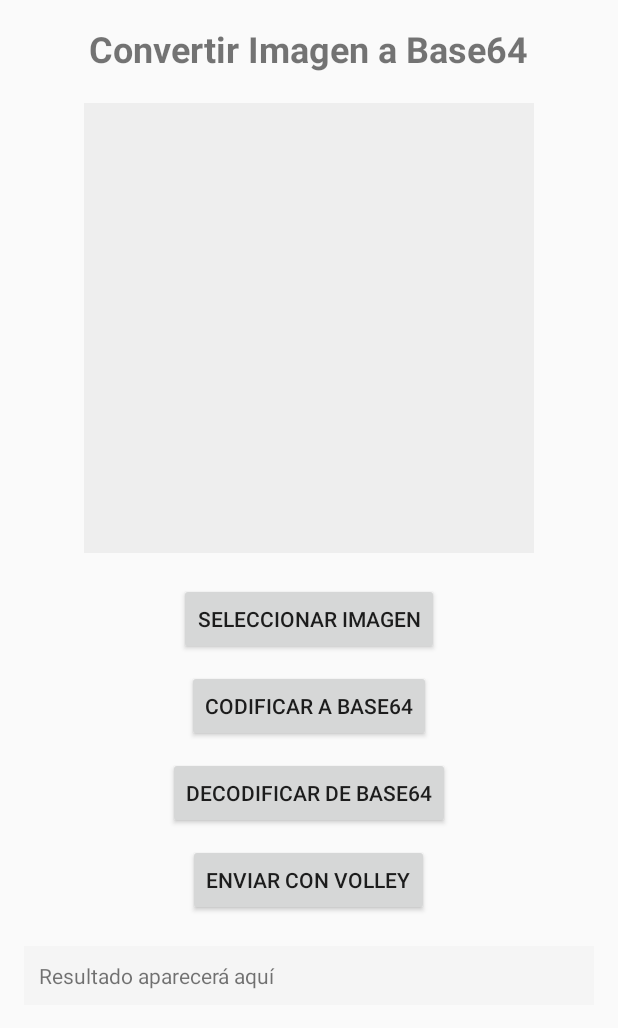
After one commit to victoremmanuelcastillo/AndroidStudio, an Android app built with Jetpack Compose: the ImgPerActivity screen opened directly, with no data from a screen before it, on a phone screen of 412 x 824 dp. The commit adds this screen. Shown: the top 1028 px of the screen. Run offline under Robolectric (Android 15) with nearby library versions, the phone set to English and light mode, and no system bars; our stand-ins replace Volley.

Commit message:
Agregar nueva actividad de imágenes personalizadas (ImgPerActivity) y actualizar configuración
- Agregar ImgPerActivity.kt para gestión de imágenes personalizadas
- Crear layout activity_imgper.xml
- Actualizar menú con nueva opción de imágenes
- Agregar documentación de imágenes en img.md
- Actualizar configuración de build.gradle.kts y AndroidManifest.xml

```diff
--- a/app/build.gradle.kts
+++ b/app/build.gradle.kts
@@ -70,6 +70,9 @@ dependencies {
     // Glide para cargar imágenes
     implementation("com.github.bumptech.glide:glide:4.16.0")
 
+    // Volley para peticiones de red
+    implementation("com.android.volley:volley:1.2.1")
+
     testImplementation(libs.junit)
     androidTestImplementation(libs.androidx.junit)
     androidTestImplementation(libs.androidx.espresso.core)
--- a/app/src/main/AndroidManifest.xml
+++ b/app/src/main/AndroidManifest.xml
@@ -103,6 +103,9 @@
         <activity
             android:name=".VerNotasActivity"
             android:exported="false" />
+        <activity
+            android:name=".ImgPerActivity"
+            android:exported="false" />
     </application>
 
 </manifest>
--- /dev/null
+++ b/app/src/main/java/com/example/myapplicasion/ImgPerActivity.kt
@@ -0,0 +1,153 @@
+package com.example.myapplicasion
+
+import android.content.Context
+import android.graphics.Bitmap
+import android.graphics.BitmapFactory
+import android.os.Bundle
+import android.util.Base64
+import android.widget.Button
+import android.widget.ImageView
+import android.widget.TextView
+import android.widget.Toast
+import androidx.appcompat.app.AppCompatActivity
+import com.android.volley.Request
+import com.android.volley.RequestQueue
+import com.android.volley.toolbox.JsonObjectRequest
+import com.android.volley.toolbox.StringRequest
+import com.android.volley.toolbox.Volley
+import org.json.JSONObject
+import java.io.ByteArrayOutputStream
+
+class ImgPerActivity : AppCompatActivity() {
+
+    private lateinit var imageView: ImageView
+    private lateinit var btnSelectImage: Button
+    private lateinit var btnEncodeToBase64: Button
+    private lateinit var btnDecodeFromBase64: Button
+    private lateinit var btnSendWithVolley: Button
+    private lateinit var tvResult: TextView
+
+    private var encodedImageString: String = ""
+    private lateinit var requestQueue: RequestQueue
+
+    override fun onCreate(savedInstanceState: Bundle?) {
+        super.onCreate(savedInstanceState)
+        setContentView(R.layout.activity_imgper)
+
+        // Inicializar vistas
+        imageView = findViewById(R.id.imageView)
+        btnSelectImage = findViewById(R.id.btnSelectImage)
+        btnEncodeToBase64 = findViewById(R.id.btnEncodeToBase64)
+        btnDecodeFromBase64 = findViewById(R.id.btnDecodeFromBase64)
+        btnSendWithVolley = findViewById(R.id.btnSendWithVolley)
+        tvResult = findViewById(R.id.tvResult)
+
+        // Inicializar Volley RequestQueue
+        requestQueue = Volley.newRequestQueue(this)
+
+        // Configurar listeners
+        btnSelectImage.setOnClickListener {
+            // Cargar una imagen de ejemplo desde recursos
+            // En este caso, usaremos el launcher icon como ejemplo
+            val bitmap = BitmapFactory.decodeResource(resources, R.mipmap.ic_launcher)
+            imageView.setImageBitmap(bitmap)
+            tvResult.text = "Imagen cargada desde recursos"
+        }
+
+        btnEncodeToBase64.setOnClickListener {
+            // Codificar la imagen actual a Base64
+            try {
+                encodedImageString = encodeResourceToBase64(this, R.mipmap.ic_launcher)
+                tvResult.text = "Imagen codificada a Base64:\n${encodedImageString.take(100)}..."
+                Toast.makeText(this, "Imagen codificada exitosamente", Toast.LENGTH_SHORT).show()
+            } catch (e: Exception) {
+                tvResult.text = "Error al codificar: ${e.message}"
+            }
+        }
+
+        btnDecodeFromBase64.setOnClickListener {
+            // Decodificar Base64 a imagen
+            try {
+                if (encodedImageString.isNotEmpty()) {
+                    val bitmap = decodeBase64(encodedImageString)
+                    imageView.setImageBitmap(bitmap)
+                    tvResult.text = "Imagen decodificada desde Base64"
+                    Toast.makeText(this, "Imagen decodificada exitosamente", Toast.LENGTH_SHORT).show()
+                } else {
+                    tvResult.text = "Primero codifica una imagen a Base64"
+                }
+            } catch (e: Exception) {
+                tvResult.text = "Error al decodificar: ${e.message}"
+            }
+        }
+
+        btnSendWithVolley.setOnClickListener {
+            // Enviar imagen con Volley
+            if (encodedImageString.isNotEmpty()) {
+                sendImageWithVolley(encodedImageString)
+            } else {
+                tvResult.text = "Primero codifica una imagen a Base64"
+                Toast.makeText(this, "Codifica una imagen primero", Toast.LENGTH_SHORT).show()
+            }
+        }
+    }
+
+    // Función para codificar imagen de recursos a Base64
+    fun encodeResourceToBase64(context: Context, resId: Int): String {
+        // 1. Obtener el bitmap desde recursos
+        val bitmap = BitmapFactory.decodeResource(context.resources, resId)
+
+        // 2. Redimensionar (opcional)
+        val resizedBitmap = Bitmap.createScaledBitmap(bitmap, 800, 600, true)
+
+        // 3. Comprimir a JPEG
+        val outputStream = ByteArrayOutputStream()
+        resizedBitmap.compress(Bitmap.CompressFormat.JPEG, 80, outputStream)
+
+        // 4. Convertir a Base64
+        return Base64.encodeToString(outputStream.toByteArray(), Base64.DEFAULT)
+    }
+
+    // Función para decodificar Base64 a Bitmap
+    fun decodeBase64(encodedImage: String): Bitmap {
+        val decodedString = Base64.decode(encodedImage, Base64.DEFAULT)
+        return BitmapFactory.decodeByteArray(decodedString, 0, decodedString.size)
+    }
+
+    // Función para enviar imagen con Volley
+    private fun sendImageWithVolley(base64Image: String) {
+        // URL de ejemplo - debes cambiar esto por tu endpoint real
+        val url = "https://jsonplaceholder.typicode.com/posts"
+
+        // Crear objeto JSON con la imagen
+        val jsonBody = JSONObject()
+        jsonBody.put("title", "Imagen Base64")
+        jsonBody.put("body", base64Image.take(100)) // Enviamos solo los primeros 100 caracteres como ejemplo
+        jsonBody.put("userId", 1)
+
+        // Crear request
+        val jsonRequest = JsonObjectRequest(
+            Request.Method.POST,
+            url,
+            jsonBody,
+            { response ->
+                tvResult.text = "Respuesta de Volley:\n${response.toString()}"
+                Toast.makeText(this, "Imagen enviada exitosamente", Toast.LENGTH_SHORT).show()
+            },
+            { error ->
+                tvResult.text = "Error en Volley: ${error.message}"
+                Toast.makeText(this, "Error al enviar imagen", Toast.LENGTH_SHORT).show()
+            }
+        )
+
+        // Agregar request a la cola
+        requestQueue.add(jsonRequest)
+        tvResult.text = "Enviando imagen con Volley..."
+    }
+
+    override fun onDestroy() {
+        super.onDestroy()
+        // Cancelar todas las peticiones pendientes cuando se destruya la actividad
+        requestQueue.cancelAll(this)
+    }
+}
--- a/app/src/main/java/com/example/myapplicasion/Menu.kt
+++ b/app/src/main/java/com/example/myapplicasion/Menu.kt
@@ -28,6 +28,7 @@ class Menu : AppCompatActivity() {
             val boton14 = findViewById<Button>(R.id.Button14)
             val boton15 = findViewById<Button>(R.id.Button15)
             val boton16 = findViewById<Button>(R.id.Button16)
+            val boton17 = findViewById<Button>(R.id.Button17)
 
             boton1.setOnClickListener {
                 val intent = Intent(this, MainActivity::class.java)
@@ -108,6 +109,11 @@ class Menu : AppCompatActivity() {
                 val intent = Intent(this, NewsCategoryActivity::class.java)
                 startActivity(intent)
             }
+
+            boton17.setOnClickListener {
+                val intent = Intent(this, ImgPerActivity::class.java)
+                startActivity(intent)
+            }
         } catch (e: Exception) {
             e.printStackTrace()
         }
--- /dev/null
+++ b/app/src/main/res/layout/activity_imgper.xml
@@ -0,0 +1,71 @@
+<?xml version="1.0" encoding="utf-8"?>
+<ScrollView xmlns:android="http://schemas.android.com/apk/res/android"
+    android:layout_width="match_parent"
+    android:layout_height="match_parent"
+    android:padding="16dp">
+
+    <LinearLayout
+        android:layout_width="match_parent"
+        android:layout_height="wrap_content"
+        android:orientation="vertical"
+        android:gravity="center_horizontal">
+
+        <TextView
+            android:layout_width="wrap_content"
+            android:layout_height="wrap_content"
+            android:text="Convertir Imagen a Base64"
+            android:textSize="24sp"
+            android:textStyle="bold"
+            android:layout_marginBottom="20dp"/>
+
+        <ImageView
+            android:id="@+id/imageView"
+            android:layout_width="300dp"
+            android:layout_height="300dp"
+            android:background="#EEEEEE"
+            android:scaleType="centerCrop"
+            android:layout_marginBottom="20dp"
+            android:contentDescription="Imagen seleccionada"/>
+
+        <Button
+            android:id="@+id/btnSelectImage"
+            android:layout_width="wrap_content"
+            android:layout_height="wrap_content"
+            android:text="Seleccionar Imagen"
+            android:layout_marginBottom="10dp"/>
+
+        <Button
+            android:id="@+id/btnEncodeToBase64"
+            android:layout_width="wrap_content"
+            android:layout_height="wrap_content"
+            android:text="Codificar a Base64"
+            android:layout_marginBottom="10dp"/>
+
+        <Button
+            android:id="@+id/btnDecodeFromBase64"
+            android:layout_width="wrap_content"
+            android:layout_height="wrap_content"
+            android:text="Decodificar de Base64"
+            android:layout_marginBottom="10dp"/>
+
+        <Button
+            android:id="@+id/btnSendWithVolley"
+            android:layout_width="wrap_content"
+            android:layout_height="wrap_content"
+            android:text="Enviar con Volley"
+            android:layout_marginBottom="20dp"/>
+
+        <TextView
+            android:id="@+id/tvResult"
+            android:layout_width="match_parent"
+            android:layout_height="wrap_content"
+            android:text="Resultado aparecerá aquí"
+            android:textSize="14sp"
+            android:padding="10dp"
+            android:background="#F5F5F5"
+            android:maxLines="5"
+            android:scrollbars="vertical"/>
+
+    </LinearLayout>
+
+</ScrollView>
```
Also changed, not shown: app/src/main/res/layout/activity_menu.xml (+14 -0 lines), 1 other file.
